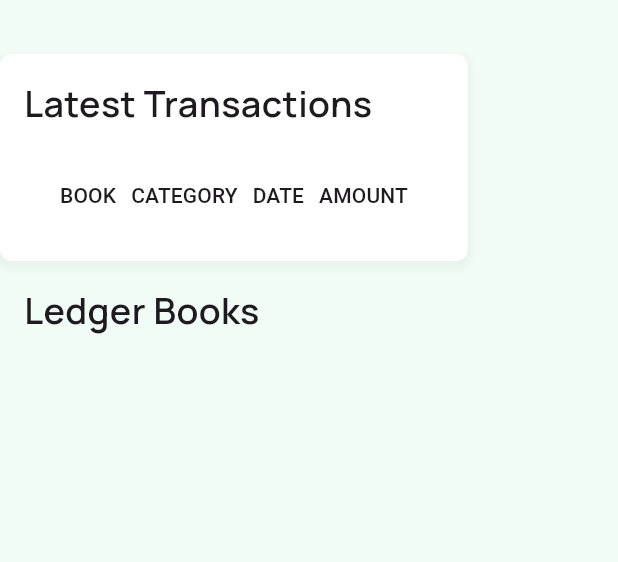
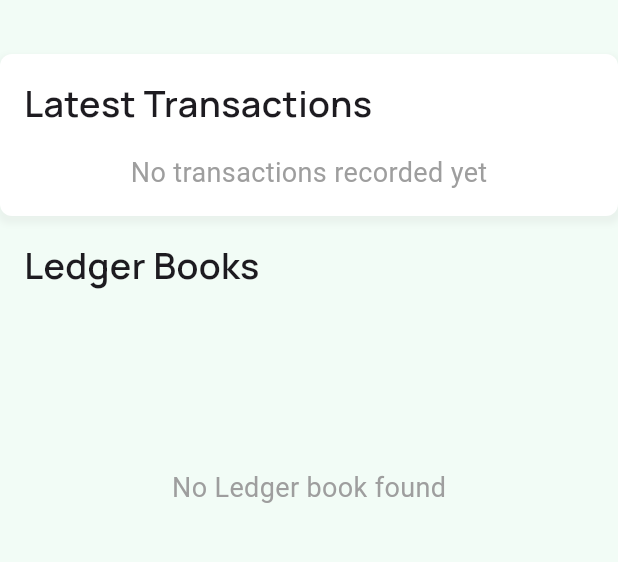
Before and after one commit to DuGuYifei/Pokemoney, a Flutter app: the HomePage screen opened by its route, on a phone screen of 412 x 824 dp, the part 186-748 px from its top. Run offline on Flutter 3.47's test engine with Material 3 defaults, Android fonts, the phone set to English and light mode, and no system bars; our stand-ins replace fl_chart, flutter_secure_storage, flutter_svg, font_awesome_flutter, google_fonts, graphql_flutter and 3 more; accounts and stored records are empty; project files that could hold a hidden picture were left out.

Commit message:
application working here with many changes I forgot to make branched for differnet uses

```diff
--- a/frontend/pokemoney/lib/RouteGenerator.dart
+++ b/frontend/pokemoney/lib/RouteGenerator.dart
@@ -2,16 +2,20 @@ import 'package:flutter/material.dart';
 import 'package:pokemoney/app.dart';
 import 'package:pokemoney/pages/barrel.dart';
 import 'package:pokemoney/pages/other/WelcomePage.dart';
+import 'package:pokemoney/pages/other/WelcomeScreen.dart';
+import 'package:pokemoney/pages/register/VerificationPage.dart';
 
 class RouteGenerator {
   static const String app = '/';
   static const String welcomePage = '/welcome';
+  static const String welcomeScreens = '/welcomeScreens';
   static const String homePage = '/home';
   static const String fundsPage = '/funds';
   static const String ledgerBooksPage = '/ledgerBooks';
   static const String accountPage = '/account';
   static const String loginPage = '/login';
   static const String signUpPage = '/signUp';
+  static const String varificationPage = '/varification';
   static const String forgotPasswordPage = '/forgotPassword';
   static const String settingsPage = '/settings';
   static const String statsPage = '/stats';
@@ -31,6 +35,10 @@ class RouteGenerator {
       case welcomePage:
         return MaterialPageRoute(
           builder: (_) => WelcomePage(),
+        );
+      case welcomeScreens:
+        return MaterialPageRoute(
+          builder: (_) => WelcomeScreen(),
         );
       case homePage:
         return MaterialPageRoute(
@@ -56,6 +64,7 @@ class RouteGenerator {
         return MaterialPageRoute(
           builder: (_) => const SignUpPage(),
         );
+
       case forgotPasswordPage:
         return MaterialPageRoute(
           builder: (_) => ForgotPasswordPage(),
--- a/frontend/pokemoney/lib/pages/HomePage.dart
+++ b/frontend/pokemoney/lib/pages/HomePage.dart
@@ -177,7 +177,17 @@ class _HomePageState extends State<HomePage> {
         const SizedBox(height: 16.0),
         SizedBox(
           height: 230.0,
-          child: ListView.builder(
+          child: ledgerBooks.isEmpty
+              ? const Center(
+                  child: Text(
+                    "No Ledger book found",
+                    style: TextStyle(
+                      fontSize: 18.0,
+                      color: Colors.grey,
+                    ),
+                  ),
+                )
+              : ListView.builder(
                   scrollDirection: Axis.horizontal,
                   itemCount: ledgerBooks.length,
                   itemBuilder: (context, index) {
--- a/frontend/pokemoney/lib/pages/ledgerBook/EditTransactionPage.dart
+++ b/frontend/pokemoney/lib/pages/ledgerBook/EditTransactionPage.dart
@@ -7,6 +7,7 @@ import 'package:pokemoney/model/barrel.dart' as pokemoney; // Make sure to impor
 import 'package:pokemoney/providers/CategoryProvider.dart';
 import 'package:pokemoney/providers/FundProvider.dart';
 
+// TODO: to change the dropdown menu to show subcategories
 class EditTransactionPage extends StatefulWidget {
   final pokemoney.Transaction transaction;
 
--- a/frontend/pokemoney/lib/pages/register/LoginPage.dart
+++ b/frontend/pokemoney/lib/pages/register/LoginPage.dart
@@ -27,7 +27,7 @@ class _LoginPageState extends State<LoginPage> {
     final authProvider = Provider.of<AuthProvider>(context, listen: false);
 
     // checking the password or email not empty
-    if (username.isEmpty || password.isEmpty) {
+    if (username.isEmpty || password.isEmpty ) {
       _showDialog('Please fill in all fields');
       return;
     }
--- a/frontend/pokemoney/lib/services/LedgerBookService.dart
+++ b/frontend/pokemoney/lib/services/LedgerBookService.dart
@@ -73,5 +73,4 @@ Future<LedgerBook> getLedgerBookById(int ledgerBookId) async {
 
     throw Exception('LedgerBook with id $ledgerBookId not found in either table');
   }
-
 }
--- a/frontend/pokemoney/lib/services/database_helper.dart
+++ b/frontend/pokemoney/lib/services/database_helper.dart
@@ -183,6 +183,7 @@ class DBHelper {
   // Similarly, create methods to update other synced tables...
   // updateSyncedLedgerBooks(), updateSyncedCategories(), etc.
 
+// TODO: make the databse to be craete to a folder path that has the username on it
   initDb() async {
     String path = join(await getDatabasesPath(), 'pokemoney.db');
     var theDb = await openDatabase(
--- a/frontend/pokemoney/lib/widgets/HistoryTransactionsAll.dart
+++ b/frontend/pokemoney/lib/widgets/HistoryTransactionsAll.dart
@@ -6,7 +6,7 @@ import 'package:provider/provider.dart';
 
 class HistoryTransactionsAll extends StatelessWidget {
   final List<Transaction> transactions;
-  final int limit; // New parameter to control the number of transactions shown
+  final int limit; // Parameter to control the number of transactions shown
 
   const HistoryTransactionsAll({
     super.key,
@@ -20,7 +20,7 @@ class HistoryTransactionsAll extends StatelessWidget {
     List<Transaction> sortedTransactions = List.from(transactions)
       ..sort((a, b) => b.billingDate.compareTo(a.billingDate)); // Descending order
 
-    // If there are more transactions than the limit, only take up to the limit
+    // Determine visible transactions based on the limit
     final visibleTransactions =
         sortedTransactions.length > limit ? sortedTransactions.sublist(0, limit) : sortedTransactions;
 
@@ -52,7 +52,17 @@ class HistoryTransactionsAll extends StatelessWidget {
             ),
           ),
           const SizedBox(height: 16.0),
-          DataTable(
+          transactions.isEmpty
+              ? const Center(
+                  child: Text(
+                    "No transactions recorded yet",
+                    style: TextStyle(
+                      fontSize: 18.0,
+                      color: Colors.grey,
+                    ),
+                  ),
+                )
+              : DataTable(
                   columnSpacing: 10,
                   columns: const [
                     DataColumn(label: Text('BOOK')),
@@ -92,21 +102,6 @@ class HistoryTransactionsAll extends StatelessWidget {
                     ]);
                   }).toList(),
                 ),
-          // TextButton(
-          //   onPressed: () {
-          //     Navigator.of(context).push(
-          //       MaterialPageRoute(
-          //         builder: (context) => TransactionsPage(
-          //           ledgerBook: ledgerBook,
-          //         ),
-          //       ),
-          //     );
-          //   },
-          //   child: const Text(
-          //     'See all transactions',
-          //     style: TextStyle(color: AppColors.textClickable, fontSize: 16.0, fontWeight: FontWeight.bold),
-          //   ),
-          // )
         ],
       ),
     );
```
Also changed, not shown: frontend/pokemoney/lib/main.dart (+6 -4 lines), frontend/pokemoney/lib/pages/ledgerBook/TransactionsPage.dart (+21 -11 lines), frontend/pokemoney/lib/pages/other/WelcomeScreen.dart (+161 -80 lines), frontend/pokemoney/assets/pie_line.png (added), frontend/pokemoney/assets/welcome_fox.png (added). Lines whose indentation alone changed are shown as unchanged.
